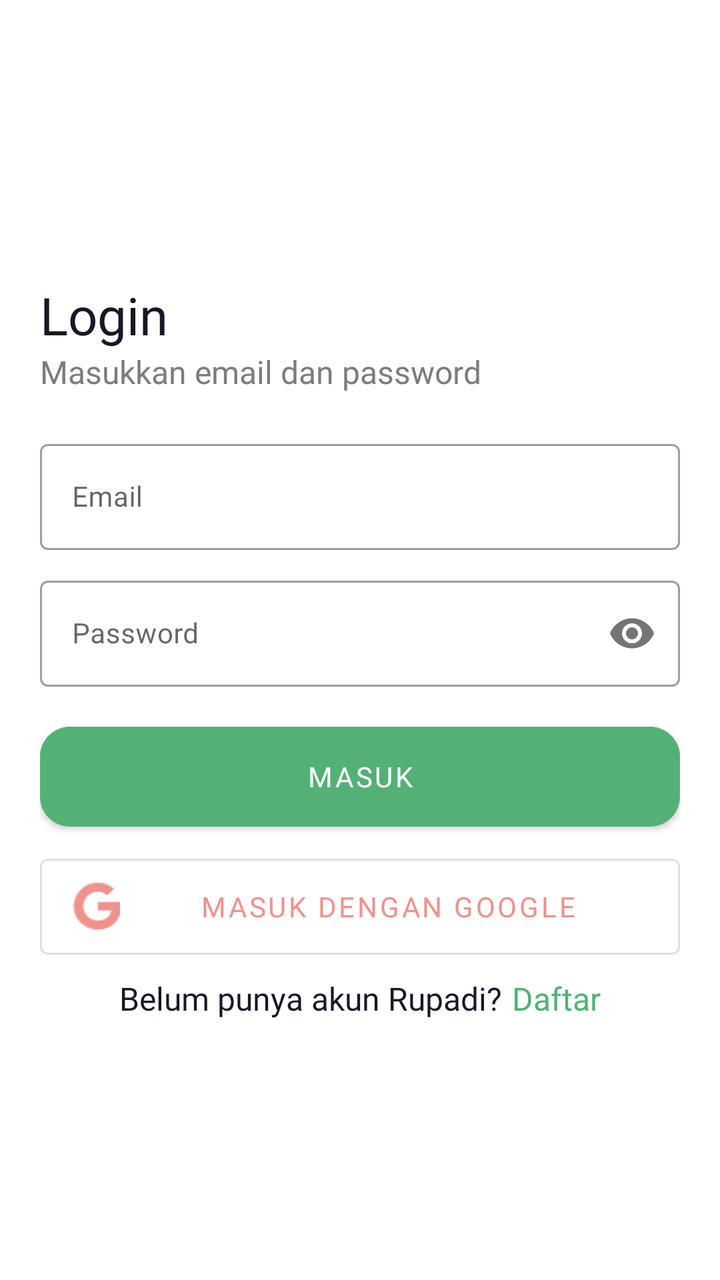
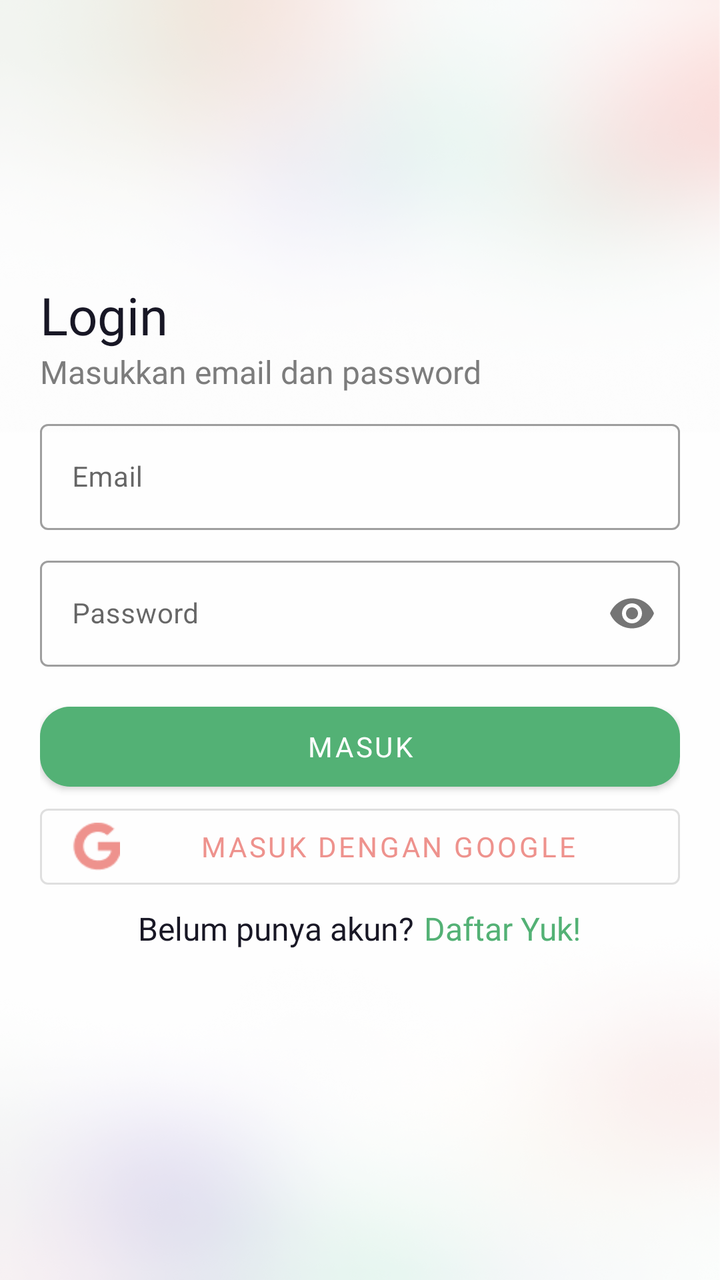

Screens rendered from an Android XML layout before and after an edit, with the pre-edit source and the edit as a unified diff.
<!-- AndroidManifest.xml: application theme AppTheme -->
<!-- res/layout/activity_login.xml -->
<?xml version="1.0" encoding="utf-8"?>
<androidx.constraintlayout.widget.ConstraintLayout xmlns:android="http://schemas.android.com/apk/res/android"
    xmlns:app="http://schemas.android.com/apk/res-auto"
    xmlns:tools="http://schemas.android.com/tools"
    android:layout_width="match_parent"
    android:layout_height="match_parent"
    tools:context=".LoginActivity">

    <LinearLayout
        android:layout_width="match_parent"
        android:layout_height="wrap_content"
        android:orientation="vertical"
        android:layout_marginTop="140dp"
        app:layout_constraintEnd_toEndOf="parent"
        app:layout_constraintStart_toStartOf="parent"
        app:layout_constraintTop_toTopOf="parent">

        <LinearLayout
            android:layout_width="match_parent"
            android:layout_height="wrap_content"
            android:layout_marginStart="@dimen/activity_vertical_margin"
            android:layout_marginEnd="@dimen/activity_vertical_margin"
            android:orientation="vertical">

            <TextView
                android:layout_width="match_parent"
                android:layout_height="wrap_content"
                android:fontFamily="@font/baloobhai_regular"
                android:text="@string/login"
                android:textColor="#181725"
                android:textSize="26sp" />

            <TextView
                android:layout_width="match_parent"
                android:layout_height="wrap_content"
                android:fontFamily="@font/baloobhai_regular"
                android:text="@string/masukkan_email_dan_password"
                android:textColor="#7C7C7C"
                android:textSize="16sp" />

        </LinearLayout>

        <LinearLayout
            android:layout_width="match_parent"
            android:layout_height="wrap_content"
            android:layout_marginTop="20dp"
            android:layout_marginStart="@dimen/activity_vertical_margin"
            android:layout_marginEnd="@dimen/activity_vertical_margin"
            android:orientation="vertical">

            <com.google.android.material.textfield.TextInputLayout
                android:layout_height="wrap_content"
                android:layout_width="match_parent"
                android:hint="@string/email"
                app:endIconMode="clear_text"
                style="@style/Widget.MaterialComponents.TextInputLayout.OutlinedBox">

                <com.google.android.material.textfield.TextInputEditText
                    android:id="@+id/et_email_login"
                    android:layout_width="match_parent"
                    android:layout_height="wrap_content"
                    android:textSize="14sp"
                    android:inputType="textEmailAddress" />

            </com.google.android.material.textfield.TextInputLayout>

            <com.google.android.material.textfield.TextInputLayout
                android:layout_height="wrap_content"
                android:layout_width="match_parent"
                android:hint="@string/password"
                android:layout_marginTop="@dimen/margin_10"
                app:passwordToggleEnabled="true"
                style="@style/Widget.MaterialComponents.TextInputLayout.OutlinedBox">

                <com.google.android.material.textfield.TextInputEditText
                    android:id="@+id/et_pass_login"
                    android:layout_width="match_parent"
                    android:layout_height="wrap_content"
                    android:textSize="14sp"
                    android:inputType="textPassword" />

            </com.google.android.material.textfield.TextInputLayout>

        </LinearLayout>

        <LinearLayout
            android:layout_width="match_parent"
            android:layout_height="wrap_content"
            android:layout_marginTop="@dimen/activity_vertical_margin"
            android:layout_marginStart="@dimen/activity_vertical_margin"
            android:layout_marginEnd="@dimen/activity_vertical_margin"
            android:orientation="vertical">

            <Button
                android:id="@+id/btn_masuk"
                android:layout_width="match_parent"
                android:layout_height="50dp"
                android:layout_marginBottom="10dp"
                android:text="@string/masuk"
                android:gravity="center_horizontal|center_vertical"
                android:background="@drawable/button_save"
                android:textColor="@color/white"
                android:fontFamily="@font/baloobhai_medium"
                android:textSize="14sp" />

            <com.google.android.material.button.MaterialButton
                android:id="@+id/btn_google_login"
                android:layout_width="match_parent"
                android:layout_height="60dp"
                android:text="@string/masuk_dengan_google"
                android:textColor="@color/red_pink"
                android:fontFamily="@font/baloobhai_medium"
                app:icon="@drawable/ic_google"
                app:iconTint="@color/red_pink"
                app:iconSize="24dp"
                android:layout_marginBottom="@dimen/margin_5"
                style="@style/Widget.MaterialComponents.Button.OutlinedButton"/>

        </LinearLayout>

        <LinearLayout
            android:layout_width="match_parent"
            android:layout_height="wrap_content"
            android:layout_marginStart="@dimen/activity_vertical_margin"
            android:layout_marginEnd="@dimen/activity_vertical_margin"
            android:gravity="center_vertical|center_horizontal"
            android:orientation="horizontal">

            <TextView
                android:layout_width="wrap_content"
                android:layout_height="wrap_content"
                android:fontFamily="@font/baloobhai_regular"
                android:text="@string/belum_punya_akun_rupadi"
                android:textColor="#181725"
                android:textSize="16sp" />

            <TextView
                android:id="@+id/tv_daftar"
                android:layout_width="wrap_content"
                android:layout_height="wrap_content"
                android:layout_marginStart="@dimen/margin_5"
                android:fontFamily="@font/baloobhai_regular"
                android:text="@string/daftar"
                android:textColor="#53B175"
                android:textSize="16sp" />

        </LinearLayout>

    </LinearLayout>

</androidx.constraintlayout.widget.ConstraintLayout>
<!-- resources referenced by this layout -->
<resources>
  <color name="red_pink">#EE928D</color>
  <color name="white">#fff</color>
  <dimen name="activity_vertical_margin">20dp</dimen>
  <dimen name="margin_10">10dp</dimen>
  <dimen name="margin_5">5dp</dimen>
  <!-- drawable button_save (drawable) -->
  <?xml version="1.0" encoding="utf-8"?>
  
  <layer-list xmlns:android="http://schemas.android.com/apk/res/android">
  <item >
      <shape
          android:shape="rectangle">
          <solid android:color="#cccccc" />
          <corners android:radius="15dp"/>
      </shape>
  </item>
  <item android:right="1dp" android:left="1dp" android:bottom="2dp">
      <shape
          android:shape="rectangle">
          <solid android:color="@color/colorPrimary"/>
          <corners android:radius="15dp"/>
      </shape>
  </item>
  </layer-list>
  <!-- drawable ic_google: png bitmap (drawable, 558 bytes) -->
  <string name="belum_punya_akun_rupadi">Belum punya akun Rupadi?</string>
  <string name="daftar">Daftar</string>
  <string name="email">Email</string>
  <string name="login">Login</string>
  <string name="masuk">Masuk</string>
  <string name="masuk_dengan_google">Masuk dengan google</string>
  <string name="masukkan_email_dan_password">Masukkan email dan password</string>
  <string name="password">Password</string>
  <style name="AppTheme" parent="Theme.MaterialComponents.Light.NoActionBar">
          <item name="colorPrimary">@color/colorPrimary</item>
          <item name="colorPrimaryDark">@color/colorPrimaryDark</item>
          <item name="colorAccent">@color/colorAccents</item>
      </style>
  <color name="colorPrimary">#53B175</color>
  <color name="colorPrimaryDark">#29603D</color>
  <color name="colorAccents">#CDDC39</color>
</resources>

<!-- the commit's change to res/layout/activity_login.xml (unified diff, before → after) -->
@@ -4,6 +4,7 @@
     xmlns:tools="http://schemas.android.com/tools"
     android:layout_width="match_parent"
     android:layout_height="match_parent"
+    android:background="@drawable/background_login"
     tools:context=".LoginActivity">
 
     <LinearLayout
@@ -43,7 +44,7 @@
         <LinearLayout
             android:layout_width="match_parent"
             android:layout_height="wrap_content"
-            android:layout_marginTop="20dp"
+            android:layout_marginTop="@dimen/margin_10"
             android:layout_marginStart="@dimen/activity_vertical_margin"
             android:layout_marginEnd="@dimen/activity_vertical_margin"
             android:orientation="vertical">
@@ -86,7 +87,7 @@
         <LinearLayout
             android:layout_width="match_parent"
             android:layout_height="wrap_content"
-            android:layout_marginTop="@dimen/activity_vertical_margin"
+            android:layout_marginTop="@dimen/margin_20"
             android:layout_marginStart="@dimen/activity_vertical_margin"
             android:layout_marginEnd="@dimen/activity_vertical_margin"
             android:orientation="vertical">
@@ -94,8 +95,8 @@
             <Button
                 android:id="@+id/btn_masuk"
                 android:layout_width="match_parent"
-                android:layout_height="50dp"
-                android:layout_marginBottom="10dp"
+                android:layout_height="@dimen/margin_40"
+                android:layout_marginBottom="@dimen/margin_5"
                 android:text="@string/masuk"
                 android:gravity="center_horizontal|center_vertical"
                 android:background="@drawable/button_save"
@@ -106,7 +107,7 @@
             <com.google.android.material.button.MaterialButton
                 android:id="@+id/btn_google_login"
                 android:layout_width="match_parent"
-                android:layout_height="60dp"
+                android:layout_height="@dimen/margin_50"
                 android:text="@string/masuk_dengan_google"
                 android:textColor="@color/red_pink"
                 android:fontFamily="@font/baloobhai_medium"
@@ -130,7 +131,7 @@
                 android:layout_width="wrap_content"
                 android:layout_height="wrap_content"
                 android:fontFamily="@font/baloobhai_regular"
-                android:text="@string/belum_punya_akun_rupadi"
+                android:text="@string/belum_punya_akun"
                 android:textColor="#181725"
                 android:textSize="16sp" />
 
<!-- resource entries referenced after the edit -->
@@ -4,7 +4,11 @@
   <color name="white">#fff</color>
   <dimen name="activity_vertical_margin">20dp</dimen>
   <dimen name="margin_10">10dp</dimen>
+  <dimen name="margin_20">20dp</dimen>
+  <dimen name="margin_40">40dp</dimen>
   <dimen name="margin_5">5dp</dimen>
+  <dimen name="margin_50">50dp</dimen>
+  <!-- drawable background_login: png bitmap (drawable, 365018 bytes) -->
   <!-- drawable button_save (drawable) -->
   <?xml version="1.0" encoding="utf-8"?>
   
@@ -25,8 +29,8 @@
   </item>
   </layer-list>
   <!-- drawable ic_google: png bitmap (drawable, 558 bytes) -->
-  <string name="belum_punya_akun_rupadi">Belum punya akun Rupadi?</string>
-  <string name="daftar">Daftar</string>
+  <string name="belum_punya_akun">Belum punya akun?</string>
+  <string name="daftar">Daftar Yuk!</string>
   <string name="email">Email</string>
   <string name="login">Login</string>
   <string name="masuk">Masuk</string>
